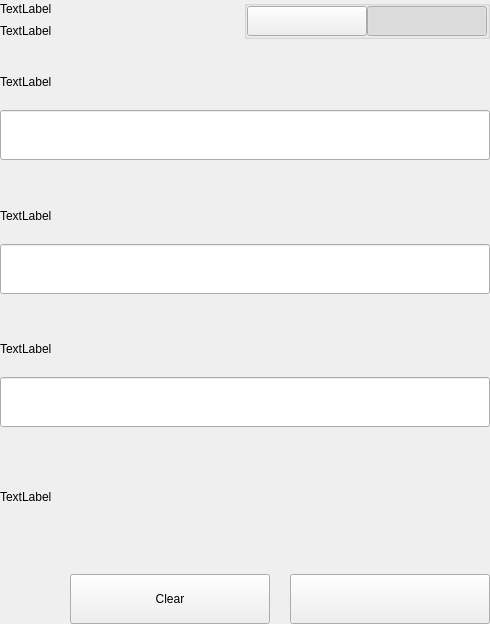
Qt form src/qt/ucacoin/settings/forms/settingsbittoolwidget.ui (ucacoin/Ucacoin2) before a commit.
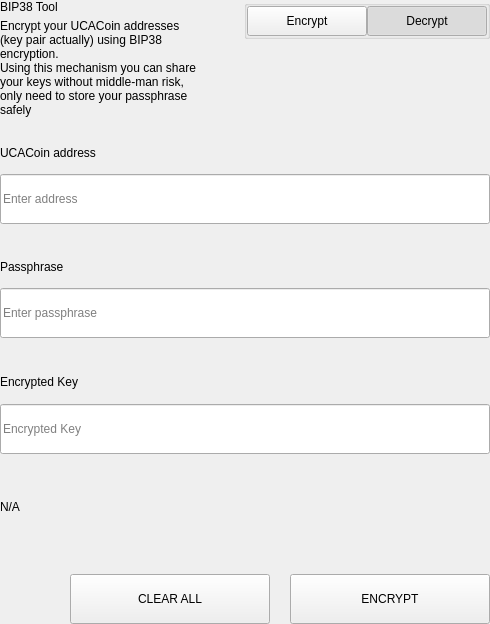
The same form after that commit.

```diff
--- a/src/qt/ucacoin/settings/forms/settingsbittoolwidget.ui
+++ b/src/qt/ucacoin/settings/forms/settingsbittoolwidget.ui
@@ -62,14 +62,15 @@
             <item>
              <widget class="QLabel" name="labelTitle">
               <property name="text">
-               <string>TextLabel</string>
+               <string>BIP38 Tool</string>
               </property>
              </widget>
             </item>
             <item>
              <widget class="QLabel" name="labelSubtitle1">
               <property name="text">
-               <string>TextLabel</string>
+               <string>Encrypt your UCACoin addresses (key pair actually) using BIP38 encryption.
+Using this mechanism you can share your keys without middle-man risk, only need to store your passphrase safely</string>
               </property>
               <property name="wordWrap">
                <bool>true</bool>
@@ -133,7 +134,7 @@
                 <enum>Qt::NoFocus</enum>
                </property>
                <property name="text">
-                <string/>
+                <string>Encrypt</string>
                </property>
                <property name="checkable">
                 <bool>true</bool>
@@ -161,7 +162,7 @@
                 <enum>Qt::NoFocus</enum>
                </property>
                <property name="text">
-                <string/>
+                <string>Decrypt</string>
                </property>
                <property name="checkable">
                 <bool>true</bool>
@@ -647,7 +648,7 @@
                   </size>
                  </property>
                  <property name="text">
-                  <string>TextLabel</string>
+                  <string>UCACoin address</string>
                  </property>
                 </widget>
                </item>
@@ -659,6 +660,9 @@
                    <height>50</height>
                   </size>
                  </property>
+                 <property name="placeholderText">
+                  <string>Enter address</string>
+                 </property>
                 </widget>
                </item>
               </layout>
@@ -718,7 +722,7 @@
                     </size>
                    </property>
                    <property name="text">
-                    <string>TextLabel</string>
+                    <string>Passphrase</string>
                    </property>
                   </widget>
                  </item>
@@ -736,6 +740,9 @@
                      <height>50</height>
                     </size>
                    </property>
+                   <property name="placeholderText">
+                    <string>Enter passphrase</string>
+                   </property>
                   </widget>
                  </item>
                 </layout>
@@ -801,7 +808,7 @@
                   </size>
                  </property>
                  <property name="text">
-                  <string>TextLabel</string>
+                  <string>Encrypted Key</string>
                  </property>
                 </widget>
                </item>
@@ -813,6 +820,9 @@
                    <height>50</height>
                   </size>
                  </property>
+                 <property name="placeholderText">
+                  <string>Encrypted Key</string>
+                 </property>
                 </widget>
                </item>
               </layout>
@@ -821,7 +831,7 @@
             <item>
              <widget class="QLabel" name="statusLabel_ENC">
               <property name="text">
-               <string>TextLabel</string>
+               <string notr="true">N/A</string>
               </property>
              </widget>
             </item>
@@ -874,7 +884,7 @@
                  <enum>Qt::NoFocus</enum>
                 </property>
                 <property name="text">
-                 <string>Clear</string>
+                 <string>CLEAR ALL</string>
                 </property>
                </widget>
               </item>
@@ -912,7 +922,7 @@
                  <enum>Qt::NoFocus</enum>
                 </property>
                 <property name="text">
-                 <string/>
+                 <string>ENCRYPT</string>
                 </property>
                </widget>
               </item>
```
Left out of the diff: 19 changed lines with no effect on the pictures.
